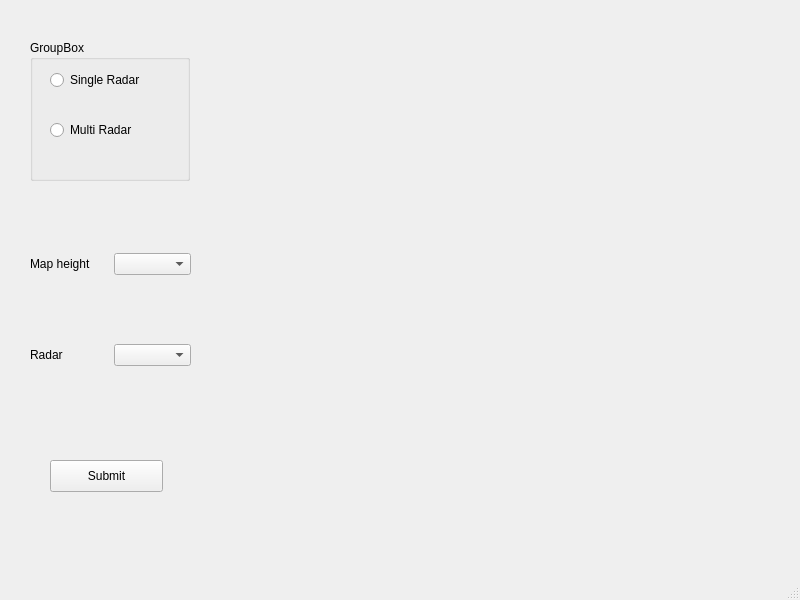
First picture: the form in RadarMap/mainwindow.ui, repository mychuang/RadarMapGUI, before the edit.
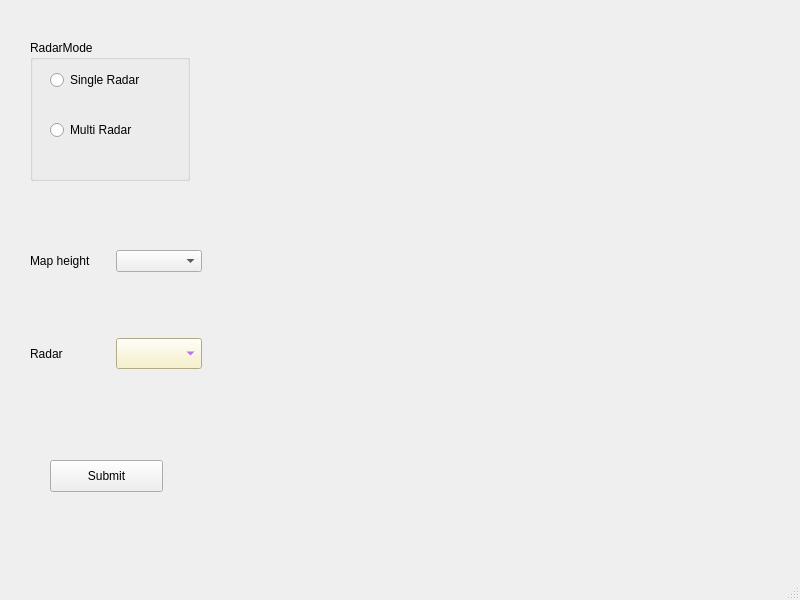
Second picture: the form after the edit.

Commit message: Add shell for ui2py & connect function in mainwindow

The edit to the form file:
```diff
--- a/RadarMap/mainwindow.ui
+++ b/RadarMap/mainwindow.ui
@@ -19,7 +19,7 @@
      <rect>
       <x>30</x>
       <y>190</y>
-      <width>161</width>
+      <width>172</width>
       <height>241</height>
      </rect>
     </property>
@@ -42,7 +42,15 @@
       </widget>
      </item>
      <item row="1" column="1">
-      <widget class="QComboBox" name="comboBox_2"/>
+      <widget class="QComboBox" name="radComboBox">
+       <property name="styleSheet">
+        <string notr="true">QComboBox#radComboBox{
+     background-color: rgb(247, 240, 188);
+     font: 87 12pt Arial Black;
+	color: rgb(150, 39, 230)
+}</string>
+       </property>
+      </widget>
      </item>
     </layout>
    </widget>
@@ -59,7 +67,7 @@
      <item>
       <widget class="QGroupBox" name="groupBox">
        <property name="title">
-        <string>GroupBox</string>
+        <string>RadarMode</string>
        </property>
        <widget class="QRadioButton" name="radioButton">
         <property name="geometry">
```
Left out of the diff: 14 changed lines with no effect on the pictures. The commit also changes 2 other files.
